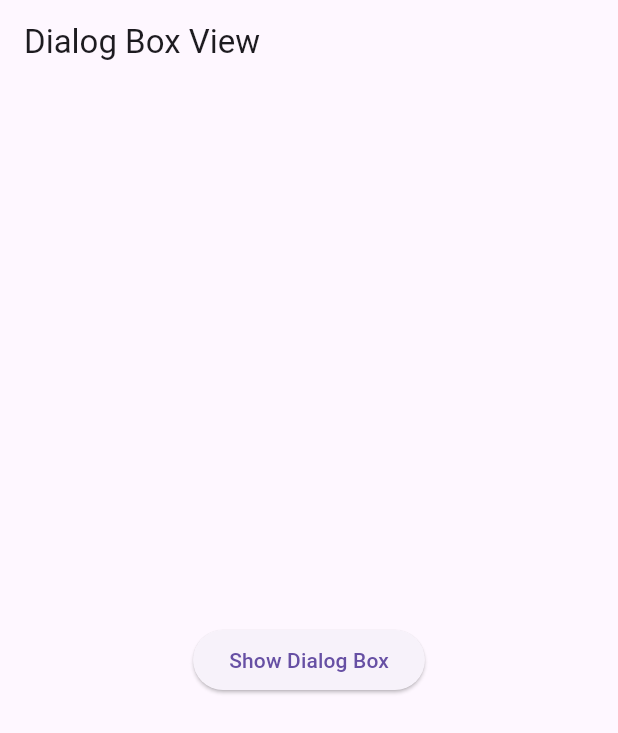
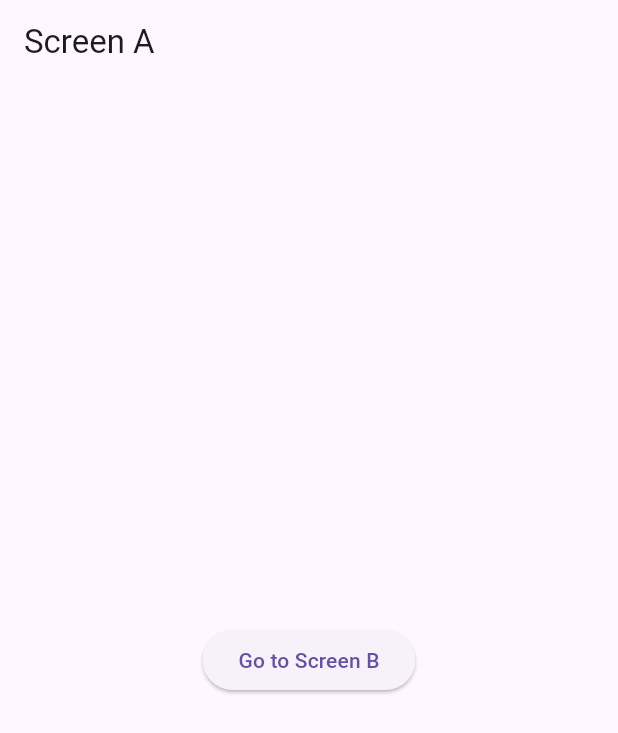
Before and after one commit to MuhammadAliKust/UsamaProject, a Flutter app: the screen it shows after launch, on a phone screen of 412 x 824 dp. Shown: the top 733 px of the screen. Run offline on Flutter 3.47's test engine with Material 3 defaults, Android fonts, the phone set to English and light mode, and no system bars; our stand-ins replace smooth_page_indicator.

```diff
--- a/lib/main.dart
+++ b/lib/main.dart
@@ -1,11 +1,13 @@
 import 'package:flutter/material.dart';
 import 'package:usama_project/bottom_bar.dart';
+import 'package:usama_project/bottom_sheet.dart';
 import 'package:usama_project/dialog_box.dart';
 import 'package:usama_project/dynamic_list_view.dart';
 import 'package:usama_project/gride_view_builder.dart';
 import 'package:usama_project/list_view_builder.dart';
 import 'package:usama_project/multiple_selection.dart';
 import 'package:usama_project/page_view_demo.dart';
+import 'package:usama_project/screen_a.dart';
 import 'package:usama_project/tabbar_view.dart';
 
 import 'login_view.dart';
@@ -19,8 +21,8 @@ class MyApp extends StatelessWidget {
 
   @override
   Widget build(BuildContext context) {
-    return const MaterialApp(
-      home: DialogBoxView(),
+    return  MaterialApp(
+      home: ScreenAView(),
     );
   }
 }
--- /dev/null
+++ b/lib/screen_a.dart
@@ -0,0 +1,28 @@
+import 'package:flutter/material.dart';
+import 'package:usama_project/screen_b.dart';
+
+class ScreenAView extends StatelessWidget {
+  ScreenAView({super.key});
+
+  String userName = "Ali";
+
+  @override
+  Widget build(BuildContext context) {
+    return Scaffold(
+      appBar: AppBar(
+        title: Text("Screen A"),
+      ),
+      body: Center(
+        child: ElevatedButton(
+          onPressed: () {
+            Navigator.push(
+                context,
+                MaterialPageRoute(
+                    builder: (context) => ScreenBView(name: userName)));
+          },
+          child: Text("Go to Screen B"),
+        ),
+      ),
+    );
+  }
+}
```
Also changed, not shown: lib/bottom_sheet.dart (added, +32 -0 lines), lib/screen_b.dart (added, +18 -0 lines).
